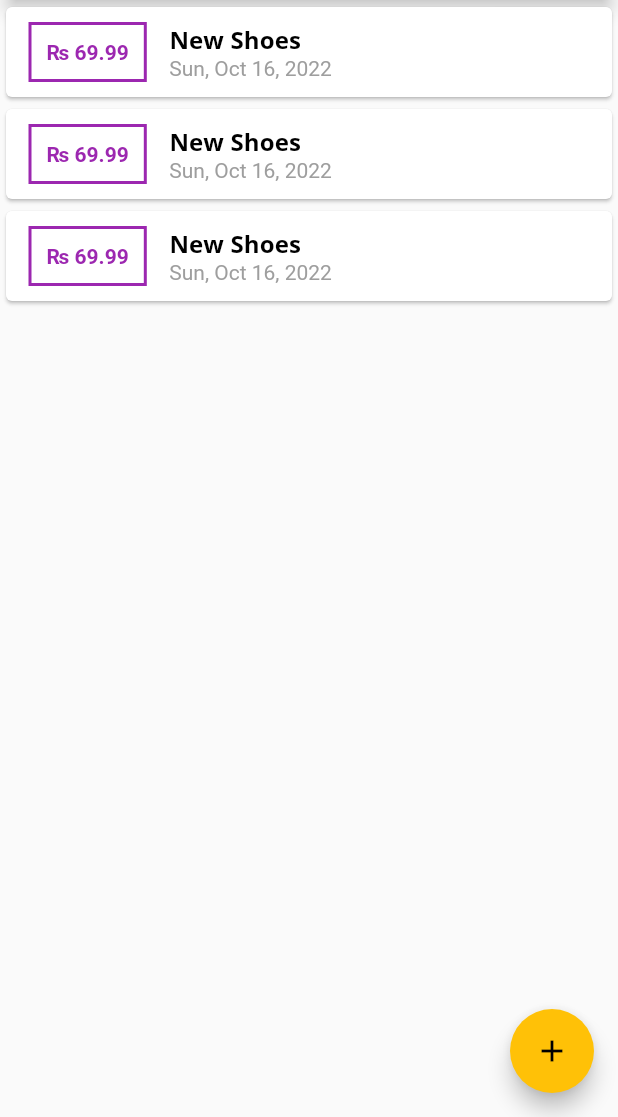
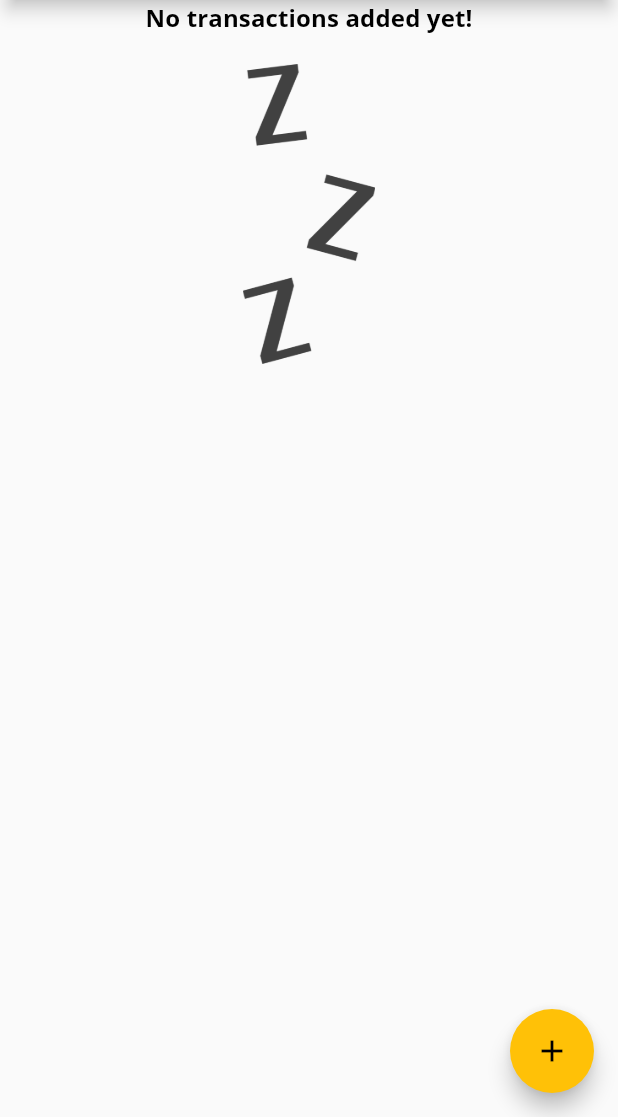
Before and after one commit to ramagrawal2001/flutterPersonal-Expence-App, a Flutter app: the screen it shows after launch, on a phone screen of 412 x 824 dp, the part 119-1236 px from its top. Run offline on Flutter 3.47's test engine with Material 2 defaults, Android fonts, the phone set to English and light mode, and no system bars.

```diff
--- a/lib/main.dart
+++ b/lib/main.dart
@@ -37,24 +37,24 @@ class MyHomePage extends StatefulWidget {
 
 class _MyHomePageState extends State<MyHomePage> {
   final List<Transaction> _userTransaction = [
-    Transaction(
-      id: 't1',
-      date: DateTime.now(),
-      amount: 69.99,
-      title: "New Shoes",
-    ),
-    Transaction(
-      id: 't1',
-      date: DateTime.now(),
-      amount: 69.99,
-      title: "New Shoes",
-    ),
-    Transaction(
-      id: 't1',
-      date: DateTime.now(),
-      amount: 69.99,
-      title: "New Shoes",
-    ),
+    // Transaction(
+    //   id: 't1',
+    //   date: DateTime.now(),
+    //   amount: 69.99,
+    //   title: "New Shoes",
+    // ),
+    // Transaction(
+    //   id: 't1',
+    //   date: DateTime.now(),
+    //   amount: 69.99,
+    //   title: "New Shoes",
+    // ),
+    // Transaction(
+    //   id: 't1',
+    //   date: DateTime.now(),
+    //   amount: 69.99,
+    //   title: "New Shoes",
+    // ),
   ];
   void _addNewTransaction(String txTitle, double txAmount) {
     final newTx = Transaction(
--- a/lib/widgets/transaction_list.dart
+++ b/lib/widgets/transaction_list.dart
@@ -10,7 +10,25 @@ class TransactionList extends StatelessWidget {
   Widget build(BuildContext context) {
     return Container(
       height: 400,
-      child: ListView.builder(
+      child: transactions.isEmpty
+          ? Column(
+              children: <Widget>[
+                Text(
+                  'No transactions added yet!',
+                  style: Theme.of(context).textTheme.titleSmall,
+                ),
+                SizedBox(
+                  height: 20,
+                ),
+                Container(
+                    height: 200,
+                    child: Image.asset(
+                      'assets/images/waiting.png',
+                      fit: BoxFit.cover,
+                    )),
+              ],
+            )
+          : ListView.builder(
               itemBuilder: (ctx, index) {
                 return Card(
                   child: Row(
@@ -43,7 +61,8 @@ class TransactionList extends StatelessWidget {
                             style: Theme.of(context).textTheme.titleSmall,
                           ),
                           Text(
-                      DateFormat.yMMMEd().format(transactions[index].date),
+                            DateFormat.yMMMEd()
+                                .format(transactions[index].date),
                             style: const TextStyle(
                               color: Colors.grey,
                             ),
--- a/pubspec.yaml
+++ b/pubspec.yaml
@@ -61,9 +61,8 @@ flutter:
   uses-material-design: true
 
   # To add assets to your application, add an assets section, like this:
-  # assets:
-  #   - images/a_dot_burr.jpeg
-  #   - images/a_dot_ham.jpeg
+  assets:
+    - assets/images/waiting.png
 
   # An image asset can refer to one or more resolution-specific "variants", see
   # https://flutter.dev/assets-and-images/#resolution-aware
```
Also changed, not shown: lib/widgets/chart.dart (added, +36 -0 lines), assets/images/waiting.png (added). Lines whose indentation alone changed are shown as unchanged.
